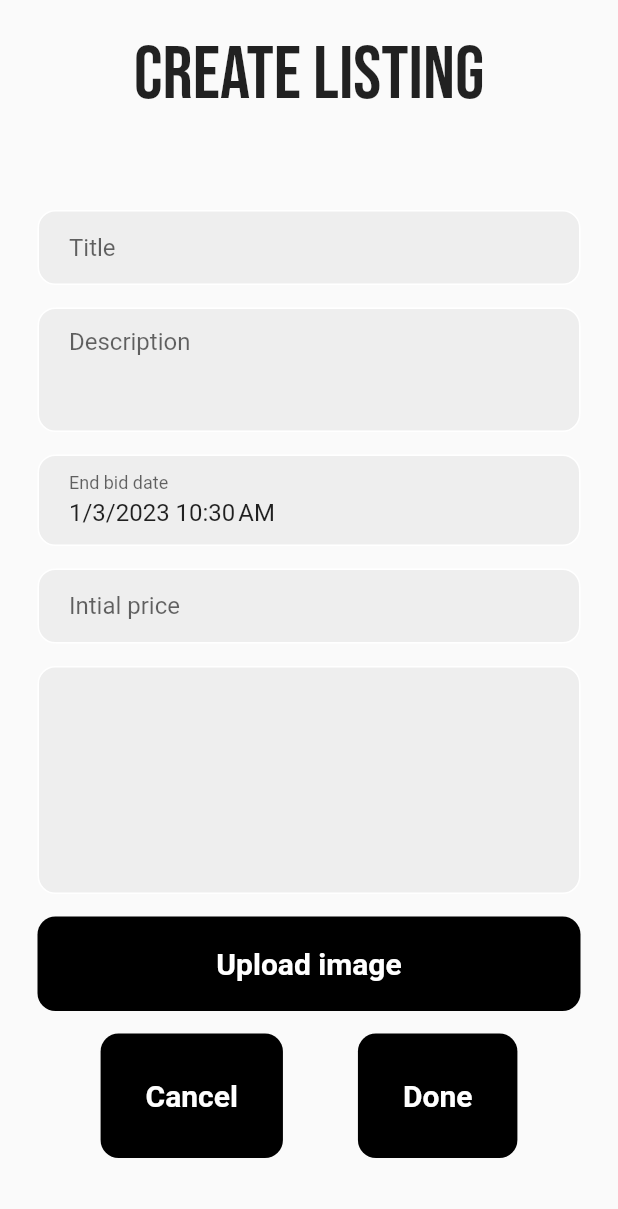
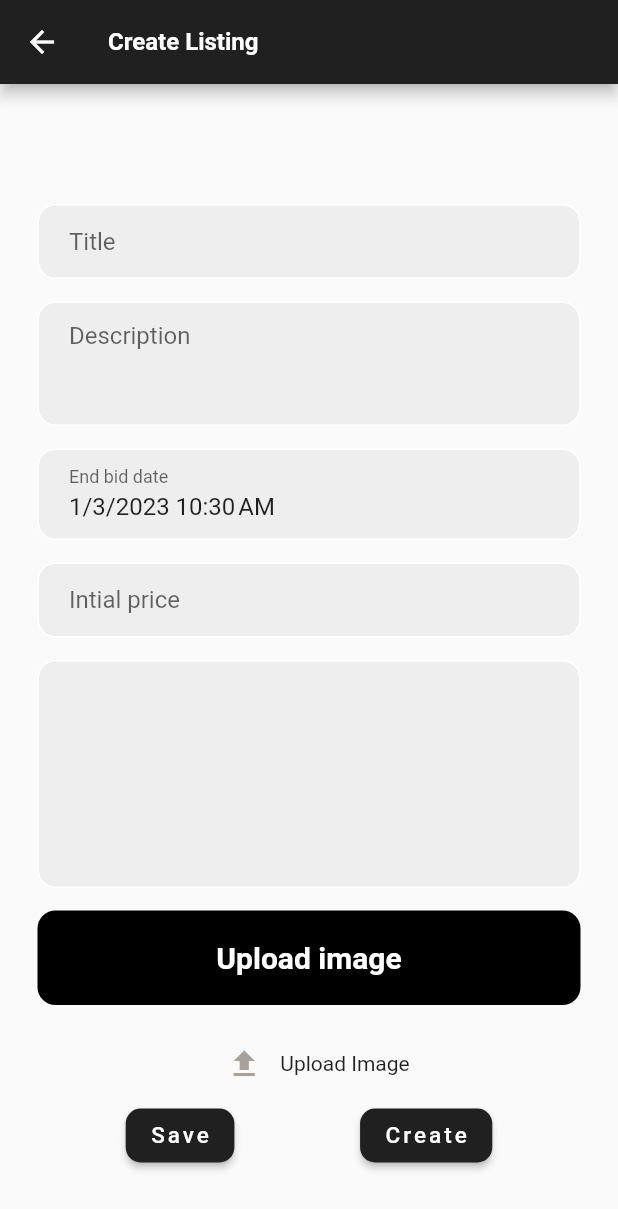
Before and after one commit to HeshamMoneer/AutoMobile, a Flutter app: the CreateListingScreen screen opened by its route, on a phone screen of 412 x 824 dp. Shown: the top 1209 px of the screen. Run offline on Flutter 3.47's test engine with Material 2 defaults, Android fonts, the phone set to English and light mode, and no system bars; drawn by our look-alikes of carousel_slider, date_field; our stand-ins replace cloud_firestore, firebase_auth, firebase_core, firebase_messaging, firebase_storage, flutter_local_notifications and 10 more; missing offline and left inert: gender_picker; accounts and stored records are empty.

Commit message:
Creatimg list

```diff
--- a/lib/src/screens/create_listing_screen.dart
+++ b/lib/src/screens/create_listing_screen.dart
@@ -10,6 +10,8 @@ import 'package:google_fonts/google_fonts.dart';
 import 'package:permission_handler/permission_handler.dart';
 import 'package:provider/provider.dart';
 import 'package:image_picker/image_picker.dart';
+
+import '../themes/theme.dart';
 
 class CreateListingScreen extends StatefulWidget {
   @override
@@ -96,7 +98,13 @@ class _CreateListingScreenState extends State<CreateListingScreen> {
 
   @override
   Widget build(BuildContext context) {
+    final appBar = AppBar(
+      title: Text("Create Listing",
+          style: AppTheme
+              .titleStyle2), //TextStyle(color: ThemeColor.titleTextColor)),
+    );
     return Scaffold(
+        appBar: appBar,
         body: SingleChildScrollView(
           child: SafeArea(
             child: Center(
@@ -105,10 +113,6 @@ class _CreateListingScreenState extends State<CreateListingScreen> {
                 children: [
                   SizedBox(
                     height: 20,
-              ),
-              Text(
-                "Create Listing",
-                style: GoogleFonts.bebasNeue(fontSize: 50),
                   ),
                   SizedBox(
                     height: 10,
@@ -148,7 +152,8 @@ class _CreateListingScreenState extends State<CreateListingScreen> {
                           child: TextField(
                             controller: descriptionController,
                             decoration: InputDecoration(
-                            border: InputBorder.none, hintText: "Description"),
+                                border: InputBorder.none,
+                                hintText: "Description"),
                             keyboardType: TextInputType.multiline,
                             minLines: 3,
                             maxLines: null,
@@ -193,7 +198,8 @@ class _CreateListingScreenState extends State<CreateListingScreen> {
                           child: TextField(
                             controller: initialPriceController,
                             decoration: InputDecoration(
-                            border: InputBorder.none, hintText: "Intial price"),
+                                border: InputBorder.none,
+                                hintText: "Intial price"),
                             keyboardType: TextInputType.number,
                             inputFormatters: [
                               FilteringTextInputFormatter.allow(
@@ -222,7 +228,8 @@ class _CreateListingScreenState extends State<CreateListingScreen> {
                                 builder: (BuildContext context) {
                                   return Container(
                                       width: MediaQuery.of(context).size.width,
-                                  margin: EdgeInsets.symmetric(horizontal: 5.0),
+                                      margin:
+                                          EdgeInsets.symmetric(horizontal: 5.0),
                                       decoration:
                                           BoxDecoration(color: Colors.blueGrey),
                                       child: Image.file(i));
@@ -264,54 +271,44 @@ class _CreateListingScreenState extends State<CreateListingScreen> {
                   SizedBox(
                     height: 15,
                   ),
-              Row(mainAxisAlignment: MainAxisAlignment.center, children: [
                   GestureDetector(
-                  onTap: (() {
-                    Navigator.of(context).pop();
-                  }),
-                  child: Padding(
-                    padding: const EdgeInsets.symmetric(horizontal: 25),
-                    child: Container(
-                      padding: EdgeInsets.all(30),
-                      decoration: BoxDecoration(
-                          color: Color.fromARGB(255, 0, 0, 0),
-                          borderRadius: BorderRadius.circular(12)),
-                      child: GestureDetector(
-                        child: Center(
-                            child: Text(
-                          "Cancel",
-                          style: TextStyle(
-                              color: Colors.white,
-                              fontSize: 20,
-                              fontWeight: FontWeight.bold),
-                        )),
+                    child: Row(
+                      mainAxisAlignment: MainAxisAlignment.center,
+                      children: [
+                        IconButton(
+                            onPressed: () {}, icon: Icon(Icons.upload_sharp)),
+                        Text("Upload Image"),
+                      ],
                     ),
                   ),
+                  Row(
+                      mainAxisAlignment: MainAxisAlignment.spaceEvenly,
+                      children: [
+                        ElevatedButton(
+                          onPressed: () {
+                            Navigator.of(context).pop();
+                          },
+                          child: Text(
+                            "Save",
+                            style: TextStyle(
+                                fontSize: 15,
+                                letterSpacing: 2,
+                                color: Colors.white),
                           ),
+                          style: AppTheme.buttonStyleBlack,
                         ),
-                GestureDetector(
-                  onTap: (() {
+                        ElevatedButton(
+                          onPressed: () {
                             createListing();
-                  }),
-                  child: Padding(
-                    padding: const EdgeInsets.symmetric(horizontal: 25),
-                    child: Container(
-                      padding: EdgeInsets.all(30),
-                      decoration: BoxDecoration(
-                          color: Color.fromARGB(255, 0, 0, 0),
-                          borderRadius: BorderRadius.circular(12)),
-                      child: GestureDetector(
-                        child: Center(
+                          },
                           child: Text(
-                          "Done",
+                            "Create",
                             style: TextStyle(
-                              color: Colors.white,
-                              fontSize: 20,
-                              fontWeight: FontWeight.bold),
-                        )),
+                                fontSize: 15,
+                                letterSpacing: 2,
+                                color: Colors.white),
                           ),
-                    ),
-                  ),
+                          style: AppTheme.buttonStyleBlack,
                         )
                       ]),
                   SizedBox(
```
Lines whose indentation alone changed are shown as unchanged.
